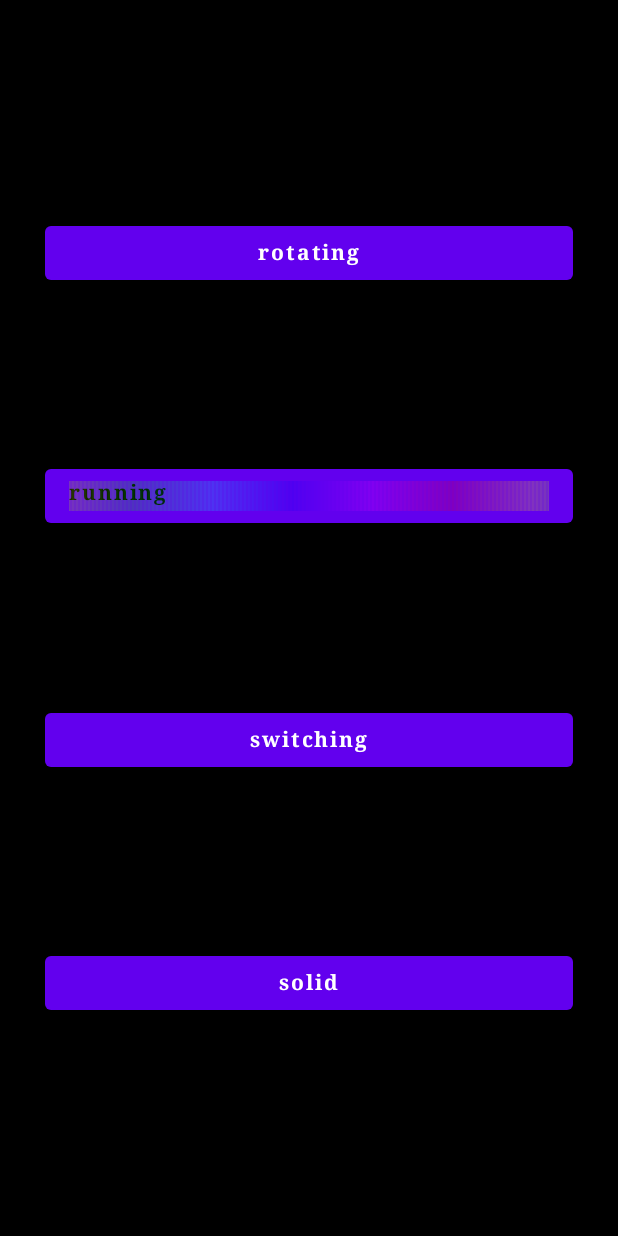
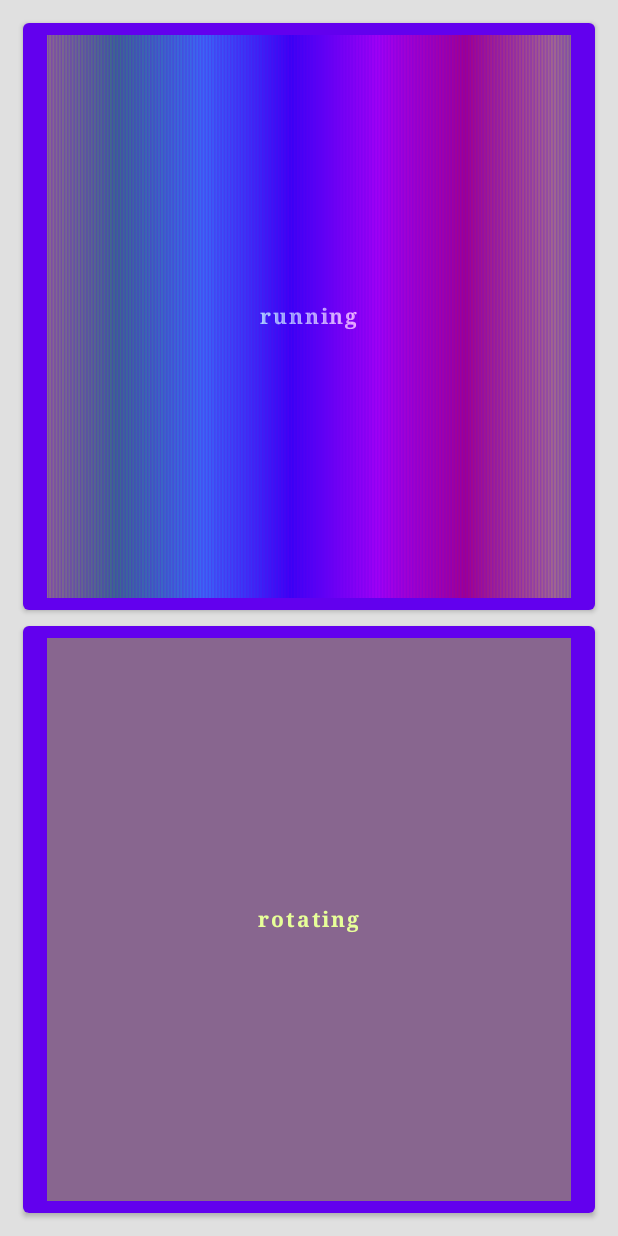
Before and after one commit to bakivo/Teta, an Android app built with Jetpack Compose: the screen it shows after launch (MainActivity), after a tap on an icon or button, on a phone screen of 412 x 824 dp. Run offline under Robolectric (Android 15) with nearby library versions, the phone set to English and light mode, and no system bars.

Commit message:
Button with slot for Dynamic Background added

```diff
--- a/app/src/main/java/com/example/teta/Components.kt
+++ b/app/src/main/java/com/example/teta/Components.kt
@@ -1,18 +1,13 @@
 package com.example.teta
 
 import androidx.compose.foundation.Canvas
-import androidx.compose.foundation.background
 import androidx.compose.foundation.gestures.detectTapGestures
 import androidx.compose.foundation.layout.*
-import androidx.compose.foundation.shape.RoundedCornerShape
 import androidx.compose.material.*
 import androidx.compose.runtime.*
 import androidx.compose.ui.Alignment
 import androidx.compose.ui.Modifier
 import androidx.compose.ui.draw.alpha
-import androidx.compose.ui.draw.drawBehind
-import androidx.compose.ui.draw.drawWithCache
-import androidx.compose.ui.draw.drawWithContent
 import androidx.compose.ui.geometry.CornerRadius
 import androidx.compose.ui.geometry.Offset
 import androidx.compose.ui.geometry.Size
@@ -20,15 +15,9 @@ import androidx.compose.ui.graphics.Color
 import androidx.compose.ui.graphics.drawscope.DrawScope
 import androidx.compose.ui.input.pointer.pointerInput
 import androidx.compose.ui.res.painterResource
-import androidx.compose.ui.text.font.FontFamily
-import androidx.compose.ui.text.font.FontStyle
-import androidx.compose.ui.text.font.FontWeight
-import androidx.compose.ui.tooling.preview.Preview
 import androidx.compose.ui.unit.dp
-import com.example.teta.ui.theme.TetaTheme
 import com.example.teta.utils.toColor
-import com.example.teta.utils.toRGB
-import kotlinx.coroutines.CoroutineScope
+import com.example.teta.utils.HSL2RGB
 import kotlinx.coroutines.delay
 import kotlinx.coroutines.launch
 
@@ -63,27 +52,29 @@ fun HuePicker(hueValue: Float, onHueChanged: (Float) -> Unit) {
             for (hue in 0..HUE_SCALE_UNITS){
                 hslArray[0] = hue.toFloat()
                 drawRect(
-                        color = hslArray.toRGB().toColor(),
+                        color = hslArray.HSL2RGB().toColor(),
                         topLeft = Offset(hue * hueUnitWidth,0f),
                         size = hueUnitSize
                 )
             }
             // draw to circles to highlight the current hue
             drawCircle(
-                    color = hslArray.apply { this[0] = hueValue }.toRGB().toColor(),
+                    color = hslArray.apply { this[0] = hueValue }.HSL2RGB().toColor(),
                     radius = 15f,
                     center = Offset(hueValue * hueUnitWidth, 0f)
             )
             drawCircle(
-                    color = hslArray.apply { this[0] = hueValue }.toRGB().toColor(),
+                    color = hslArray.apply { this[0] = hueValue }.HSL2RGB().toColor(),
                     radius = 15f,
                     center = Offset(hueValue * hueUnitWidth, size.height)
             )
         }
 }
 
+
 @Composable
-fun FancyButton() {
+fun FancyButton()
+{
     var shift: Int by remember { mutableStateOf(0) }
     LaunchedEffect(Unit) {
         launch {
@@ -106,44 +97,45 @@ fun FancyButton() {
         val hueUnitSize = Size(hueUnitWidth, this.size.height)
         for (hue in 0 until HUE_SCALE_UNITS) {
             hslArray[0] = ((shift + hue) % HUE_SCALE_UNITS).toFloat()
-            drawRect(hslArray.toRGB().toColor(), topLeft = Offset(hue * hueUnitWidth, 0f), size = hueUnitSize)
+            drawRect(hslArray.HSL2RGB().toColor(), topLeft = Offset(hue * hueUnitWidth, 0f), size = hueUnitSize)
         }
     }
 }
+
 @Composable
-fun NewButton(text: String, modifier: Modifier = Modifier, onClicked: () -> Unit) {
+fun AnimatedRainbowBackground(
+    speedMillis: Long = 30)
+{
     var shift: Int by remember { mutableStateOf(0) }
+
     LaunchedEffect(Unit) {
         launch {
             while (true) {
-                delay(30)
+                delay(speedMillis)
                 if (shift == (HUE_SCALE_UNITS - 1) ) shift = 0
                 shift += 1
             }
         }
     }
-    Button(
-        onClick = { onClicked() },
-        modifier = modifier
+
+    Canvas(
+        modifier = Modifier
+            .fillMaxSize()
+            .alpha(0.4f)
     ) {
-        Box() {
-            Text(
-                text = text,
-                color = Color.Black,
-                fontFamily = FontFamily.Serif,
-                fontWeight = FontWeight.Bold
-            )
-            Canvas(modifier = Modifier.fillMaxWidth().requiredHeight(20.dp).alpha(0.2f)) {
         val hslArray = FloatArray(3)
         hslArray[1] = 1f
         hslArray[2] = 0.5f
+
         val hueUnitWidth: Float = this.size.width / HUE_SCALE_UNITS
         val hueUnitSize = Size(hueUnitWidth, this.size.height)
+
         for (hue in 0 until HUE_SCALE_UNITS) {
             hslArray[0] = ((shift + hue) % HUE_SCALE_UNITS).toFloat()
+
             drawRect(
-                        hslArray
-                            .toRGB()
+                color = hslArray
+                    .HSL2RGB()
                     .toColor(),
                 topLeft = Offset(hue * hueUnitWidth, 0f),
                 size = hueUnitSize
@@ -151,25 +143,57 @@ fun NewButton(text: String, modifier: Modifier = Modifier, onClicked: () -> Unit
         }
     }
 }
+
+@Composable
+fun AnimatedFluidBackground(
+    speedMillis: Long = 30)
+{
+    var hueValue: Int by remember { mutableStateOf(0)}
+
+    LaunchedEffect(Unit) {
+        while (true) {
+            hueValue = if (hueValue == 360) 0 else hueValue + 1
+            delay(speedMillis)
         }
     }
-@Preview
+    Canvas(
+        modifier = Modifier
+            .fillMaxSize()
+            .alpha(0.4f)
+    ) {
+        val hsl = floatArrayOf( hueValue.toFloat(), 1f, 0.5f)
+        drawRect(
+            color = hsl.HSL2RGB().toColor(),
+            topLeft = Offset.Zero,
+            size = Size(size.width, size.height)
+        )
+    }
+}
+
 @Composable
-fun Prev22() {
-    TetaTheme {
-        Surface(
-            color = MaterialTheme.colors.background,
+fun ButtonWithAnimatedBackground(
+    onClicked: () -> Unit,
+    modifier: Modifier = Modifier,
+    animatedBackground: @Composable () -> Unit,
+    text: @Composable () -> Unit)
+{
+    Button(
+        onClick = { onClicked() },
+        modifier = modifier
     ) {
-            //NewButton()
+        Box(contentAlignment = Alignment.Center) {
+            text()
+            animatedBackground()
         }
     }
 }
+
 @Composable
 fun ClickableSliderIcon(
         icon: TetaIcon,
         onClick: () -> Unit = {},
-        onLongClick: () -> Unit = {},
-) {
+        onLongClick: () -> Unit = {})
+{
     Icon(painter = painterResource(id = icon.imageVector),
             contentDescription = "Icon",
             modifier = Modifier
@@ -247,6 +271,6 @@ val RainbowDrawing: DrawScope.() -> Unit = {
     val hueUnitSize = Size(hueUnitWidth, this.size.height)
     for (hue in 0..HUE_SCALE_UNITS) {
         hslArray[0] = hue.toFloat()
-        this.drawRect(color = hslArray.toRGB().toColor(), topLeft = Offset(hue * hueUnitWidth, 0f), size = hueUnitSize)
+        this.drawRect(color = hslArray.HSL2RGB().toColor(), topLeft = Offset(hue * hueUnitWidth, 0f), size = hueUnitSize)
     }
 }
--- a/app/src/main/java/com/example/teta/MainScreen.kt
+++ b/app/src/main/java/com/example/teta/MainScreen.kt
@@ -12,6 +12,8 @@ import androidx.compose.ui.graphics.Color
 import androidx.compose.ui.platform.LocalContext
 import androidx.compose.ui.text.font.FontFamily
 import androidx.compose.ui.text.font.FontWeight
+import androidx.compose.ui.tooling.preview.Preview
+import androidx.compose.ui.unit.TextUnit
 import androidx.compose.ui.unit.dp
 import com.example.teta.ui.theme.TetaTheme
 import kotlinx.coroutines.delay
@@ -111,41 +113,53 @@ fun EmptyScreen(content: @Composable ColumnScope.() -> Unit = {}) {
 }
 
 @Composable
-fun ModeSelection(modes: List<String>, onModeSelected: (Int) -> Unit) {
-    Box(modifier = Modifier.fillMaxSize(), Alignment.Center,) {
+fun ModeSelection(modes: List<String>, onModeSelected: (Int) -> Unit)
+{
+    Box(
+        modifier = Modifier
+            .fillMaxSize(),
+        Alignment.Center
+    ) {
         Column(
-            Modifier
-                .background(Color.Black)
-                .fillMaxSize()
-                .padding(30.dp)
-                .width(IntrinsicSize.Max), verticalArrangement = Arrangement.SpaceEvenly) {
-
-            modes.forEachIndexed { index, mode -> when {
-
-                mode == LedModes.RUNNING_COLOR.s -> NewButton(
-                    text = mode, modifier = Modifier.fillMaxWidth(), onClicked = { onModeSelected(index) })
-                else -> Button(
-                    modifier = Modifier.fillMaxWidth(),
-                    onClick = { onModeSelected(index) }
-                ) {
-                    Text(
-                        text = mode,
-                        modifier = Modifier,
-                        fontFamily = FontFamily.Serif,
-                        fontWeight = FontWeight.Bold
-                    )
-                }
-            }
-            }
+            modifier = Modifier
+                .padding(10.dp)
+                //.background(Color.Black)
+                //.width(IntrinsicSize.Max)
+                .fillMaxSize(),
+            verticalArrangement = Arrangement.SpaceEvenly
+        ) {
+            // Rainbow
+            ButtonWithAnimatedBackground(
+                onClicked = { onModeSelected(LedModes.RUNNING_COLOR.ordinal) },
+                modifier = modeButtonModifier(),
+                animatedBackground = { AnimatedRainbowBackground() }) { MyText(LedModes.RUNNING_COLOR.s) }
+            // Rotation
+            ButtonWithAnimatedBackground(
+                onClicked = { onModeSelected(LedModes.ROTATING_COLOR.ordinal) },
+                modifier = modeButtonModifier(),
+                animatedBackground = { AnimatedFluidBackground() }) { MyText(LedModes.ROTATING_COLOR.s) }
         }
     }
 }
+val modeButtonModifier = fun ColumnScope.() = Modifier
+    .fillMaxWidth()
+    .padding(5.dp)
+    .weight(1f)
 
+@Composable
+fun MyText(text: String) {
+    Text(
+        text = text,
+        fontSize = TextUnit.Unspecified,
+        fontFamily = FontFamily.Serif,
+        fontWeight = FontWeight.Bold)
+}
+@Preview
 @Composable
 fun SelectionModePreview(){
     TetaTheme {
         Surface(color = MaterialTheme.colors.background) {
-
+            ModeSelection(modes = LedModes.values().toList().map { it.s }, onModeSelected = {})
         }
     }
 }
@@ -165,12 +179,13 @@ fun SelectionScreen(nodes: List<Esp32Unit>, onNodeSelected: (Int) -> Unit) {
                 .width(IntrinsicSize.Max)) {
             nodes.forEachIndexed { index, esp32Unit ->
                 Button(
-                    { onNodeSelected(index) },
-                    Modifier
+                    onClick = { onNodeSelected(index) },
+                    modifier = Modifier
                         .fillMaxWidth()
                         .padding(5.dp)
                 ) {
-                    Text(text = esp32Unit.name + " : " + esp32Unit.ip)
+                    Text(
+                        text = esp32Unit.name + " : " + esp32Unit.ip)
                 }
             }
         }
--- a/app/src/main/java/com/example/teta/utils/Helpers.kt
+++ b/app/src/main/java/com/example/teta/utils/Helpers.kt
@@ -3,5 +3,5 @@ package com.example.teta.utils
 import androidx.compose.ui.graphics.Color
 import androidx.core.graphics.ColorUtils
 
-fun FloatArray.toRGB() = ColorUtils.HSLToColor(this)
+fun FloatArray.HSL2RGB() = ColorUtils.HSLToColor(this)
 fun Int.toColor() = Color(this)
```
Also changed, not shown: app/src/main/java/com/example/teta/MainActivity.kt (+1 -16 lines). Lines whose indentation alone changed are shown as unchanged.
